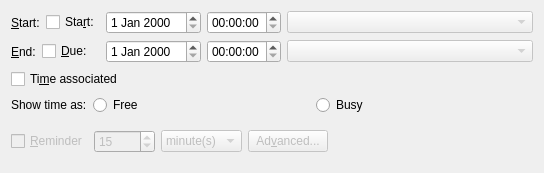
Above: incidenceeditors/incidenceeditor-ng/iedatetimemobile.ui from chusopr/kdepim-ktimetracker-akonadi before the change. Below: the same form after it.
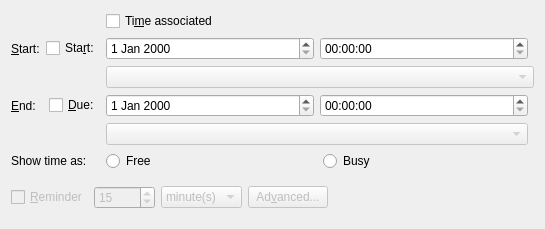
That is the form after the change. Custom widgets are drawn as their Qt base class.

Commit message: - Ui fixes for mobile. - Set the default end time an hour later than the default start time.

Diff of the .ui file:
```diff
--- a/incidenceeditors/incidenceeditor-ng/iedatetimemobile.ui
+++ b/incidenceeditors/incidenceeditor-ng/iedatetimemobile.ui
@@ -6,17 +6,27 @@
    <rect>
     <x>0</x>
     <y>0</y>
-    <width>544</width>
-    <height>155</height>
+    <width>545</width>
+    <height>213</height>
    </rect>
   </property>
   <layout class="QGridLayout" name="gridLayout">
-   <item row="0" column="0">
+   <item row="0" column="2">
+    <widget class="QCheckBox" name="mHasTimeCheck">
+     <property name="whatsThis">
+      <string>Set if this to-do's start and due dates have times associated with them.</string>
+     </property>
+     <property name="text">
+      <string>Ti&amp;me associated</string>
+     </property>
+    </widget>
+   </item>
+   <item row="1" column="0" colspan="2">
     <layout class="QHBoxLayout" name="horizontalLayout_7">
      <item>
       <widget class="QLabel" name="mStartLabel">
        <property name="sizePolicy">
-        <sizepolicy hsizetype="Fixed" vsizetype="Preferred">
+        <sizepolicy hsizetype="Minimum" vsizetype="Preferred">
          <horstretch>0</horstretch>
          <verstretch>0</verstretch>
         </sizepolicy>
@@ -41,17 +51,11 @@
      </item>
     </layout>
    </item>
-   <item row="0" column="1">
+   <item row="1" column="2">
     <widget class="QDateEdit" name="mStartDateEdit"/>
    </item>
-   <item row="0" column="2">
-    <widget class="QTimeEdit" name="mStartTimeEdit"/>
-   </item>
-   <item row="0" column="3">
-    <widget class="KPIM::KTimeZoneComboBox" name="mTimeZoneComboStart">
-     <property name="enabled">
-      <bool>false</bool>
-     </property>
+   <item row="1" column="3">
+    <widget class="QTimeEdit" name="mStartTimeEdit">
      <property name="sizePolicy">
       <sizepolicy hsizetype="MinimumExpanding" vsizetype="Fixed">
        <horstretch>0</horstretch>
@@ -63,12 +67,12 @@
      </property>
     </widget>
    </item>
-   <item row="1" column="0">
+   <item row="3" column="0" colspan="2">
     <layout class="QHBoxLayout" name="horizontalLayout_8">
      <item>
       <widget class="QLabel" name="mEndLabel">
        <property name="sizePolicy">
-        <sizepolicy hsizetype="Fixed" vsizetype="Preferred">
+        <sizepolicy hsizetype="Minimum" vsizetype="Preferred">
          <horstretch>0</horstretch>
          <verstretch>0</verstretch>
         </sizepolicy>
@@ -93,17 +97,18 @@
      </item>
     </layout>
    </item>
-   <item row="1" column="1">
-    <widget class="QDateEdit" name="mEndDateEdit"/>
-   </item>
-   <item row="1" column="2">
-    <widget class="QTimeEdit" name="mEndTimeEdit"/>
-   </item>
-   <item row="1" column="3">
-    <widget class="KPIM::KTimeZoneComboBox" name="mTimeZoneComboEnd">
-     <property name="enabled">
-      <bool>false</bool>
+   <item row="3" column="2">
+    <widget class="QDateEdit" name="mEndDateEdit">
+     <property name="sizePolicy">
+      <sizepolicy hsizetype="MinimumExpanding" vsizetype="Fixed">
+       <horstretch>0</horstretch>
+       <verstretch>0</verstretch>
+      </sizepolicy>
      </property>
+    </widget>
+   </item>
+   <item row="3" column="3">
+    <widget class="QTimeEdit" name="mEndTimeEdit">
      <property name="sizePolicy">
       <sizepolicy hsizetype="MinimumExpanding" vsizetype="Fixed">
        <horstretch>0</horstretch>
@@ -115,31 +120,21 @@
      </property>
     </widget>
    </item>
-   <item row="2" column="0" colspan="2">
-    <widget class="QCheckBox" name="mHasTimeCheck">
-     <property name="whatsThis">
-      <string>Set if this to-do's start and due dates have times associated with them.</string>
+   <item row="5" column="0">
+    <widget class="QLabel" name="mFreeBusyLabel">
+     <property name="sizePolicy">
+      <sizepolicy hsizetype="Fixed" vsizetype="Preferred">
+       <horstretch>0</horstretch>
+       <verstretch>0</verstretch>
+      </sizepolicy>
      </property>
      <property name="text">
-      <string>Ti&amp;me associated</string>
+      <string>Show time as:</string>
      </property>
     </widget>
    </item>
-   <item row="3" column="0" colspan="4">
+   <item row="5" column="2" colspan="3">
     <layout class="QHBoxLayout" name="horizontalLayout">
-     <item>
-      <widget class="QLabel" name="mFreeBusyLabel">
-       <property name="sizePolicy">
-        <sizepolicy hsizetype="Fixed" vsizetype="Preferred">
-         <horstretch>0</horstretch>
-         <verstretch>0</verstretch>
-        </sizepolicy>
-       </property>
-       <property name="text">
-        <string>Show time as:</string>
-       </property>
-      </widget>
-     </item>
      <item>
       <widget class="QRadioButton" name="mFreeRadio">
        <property name="text">
@@ -156,7 +151,7 @@
      </item>
     </layout>
    </item>
-   <item row="4" column="0" colspan="4">
+   <item row="6" column="0" colspan="5">
     <layout class="QHBoxLayout" name="horizontalLayout_12">
      <item>
       <widget class="QStackedWidget" name="mAlarmStack">
@@ -316,6 +311,38 @@
      </item>
     </layout>
    </item>
+   <item row="2" column="2" colspan="3">
+    <widget class="KPIM::KTimeZoneComboBox" name="mTimeZoneComboStart">
+     <property name="enabled">
+      <bool>false</bool>
+     </property>
+     <property name="sizePolicy">
+      <sizepolicy hsizetype="MinimumExpanding" vsizetype="Fixed">
+       <horstretch>0</horstretch>
+       <verstretch>0</verstretch>
+      </sizepolicy>
+     </property>
+     <property name="whatsThis">
+      <string extracomment="@info:whatsthis">Select the timezone for this event. It will also affect recurrences</string>
+     </property>
+    </widget>
+   </item>
+   <item row="4" column="2" colspan="2">
+    <widget class="KPIM::KTimeZoneComboBox" name="mTimeZoneComboEnd">
+     <property name="enabled">
+      <bool>false</bool>
+     </property>
+     <property name="sizePolicy">
+      <sizepolicy hsizetype="MinimumExpanding" vsizetype="Fixed">
+       <horstretch>0</horstretch>
+       <verstretch>0</verstretch>
+      </sizepolicy>
+     </property>
+     <property name="whatsThis">
+      <string extracomment="@info:whatsthis">Select the timezone for this event. It will also affect recurrences</string>
+     </property>
+    </widget>
+   </item>
   </layout>
  </widget>
  <customwidgets>
```
Left out of the diff: 6 changed lines with no effect on the pictures. The commit also changes 1 other file.
